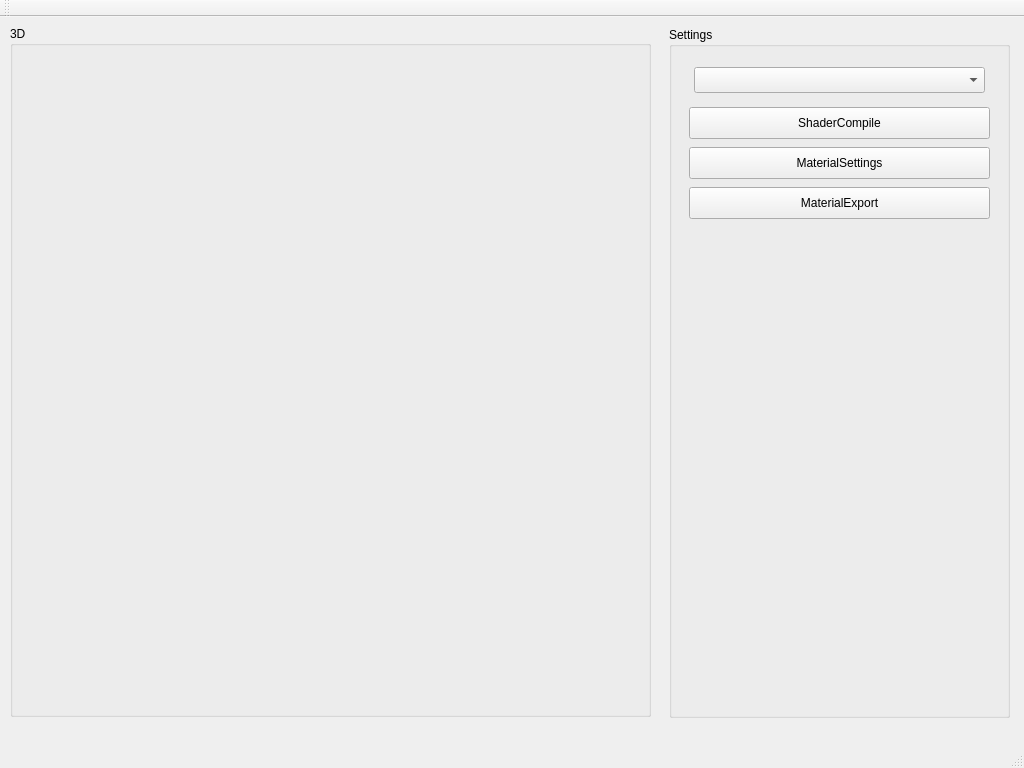
The window that indieEngineShader/CMainWindowGUI.ui (codeoneclick/ie3D) describes before a commit, drawn with Qt 5.
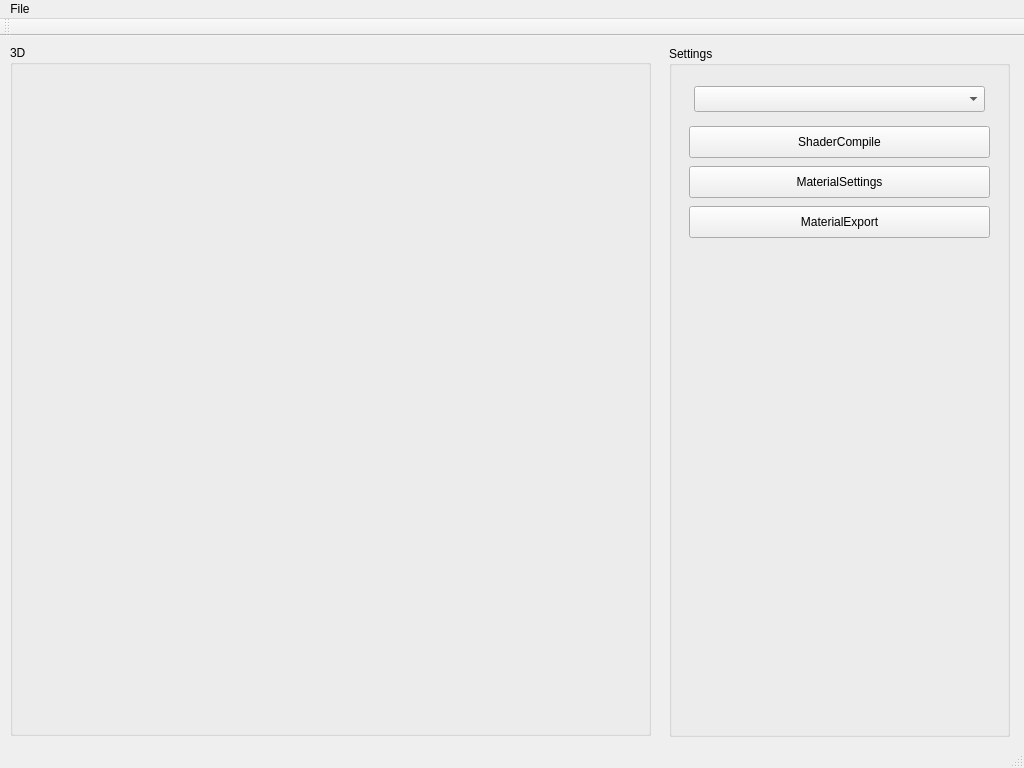
The same window after the commit.

Patch:
```diff
--- a/indieEngineShader/CMainWindowGUI.ui
+++ b/indieEngineShader/CMainWindowGUI.ui
@@ -115,6 +115,15 @@
      <height>22</height>
     </rect>
    </property>
+   <widget class="QMenu" name="menuFile">
+    <property name="title">
+     <string>File</string>
+    </property>
+    <addaction name="actionOpen"/>
+    <addaction name="actionSave"/>
+    <addaction name="actionExit"/>
+   </widget>
+   <addaction name="menuFile"/>
   </widget>
   <widget class="QToolBar" name="mainToolBar">
    <attribute name="toolBarArea">
```
Left out of the diff: 15 changed lines with no effect on the pictures.
